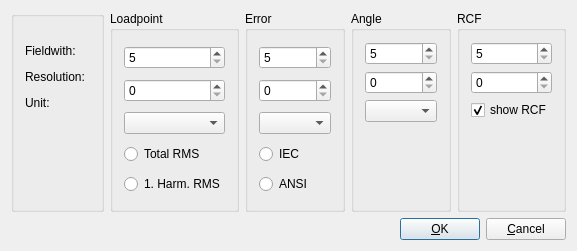
The window that wm-common/gui/wmmeasconfigbase.ui (ZeraGmbH/wm-project) describes before a commit, drawn with Qt 5.
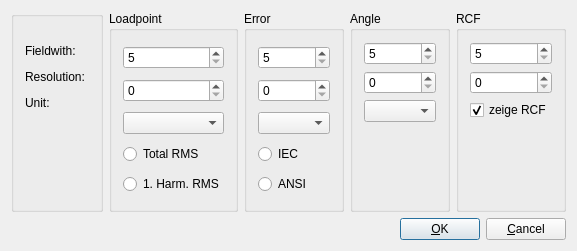
The same window after the commit.

Diff of the .ui file:
```diff
--- a/wm-common/gui/wmmeasconfigbase.ui
+++ b/wm-common/gui/wmmeasconfigbase.ui
@@ -357,7 +357,7 @@
         <item>
          <widget class="QCheckBox" name="RCFshowCheckBox">
           <property name="text">
-           <string>show RCF</string>
+           <string>zeige RCF</string>
           </property>
           <property name="checked">
            <bool>true</bool>
```
